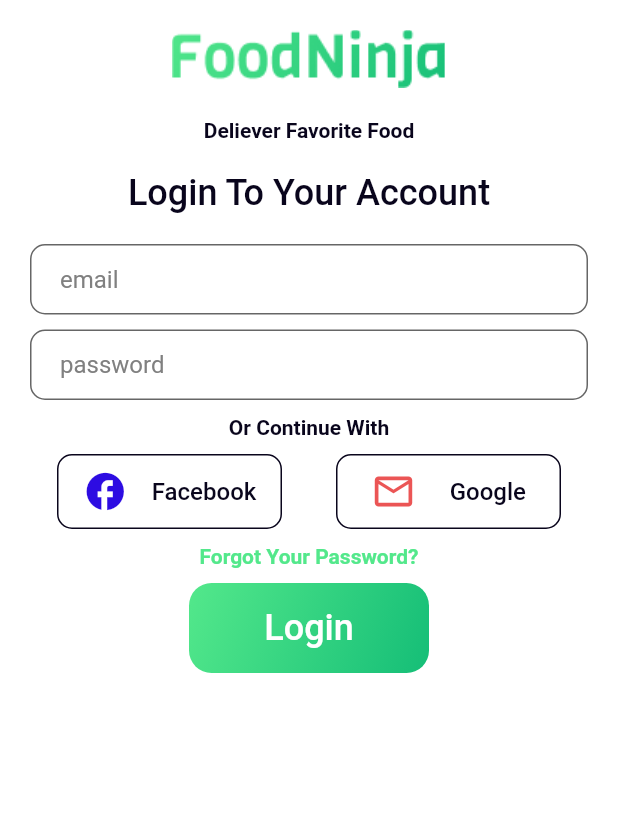
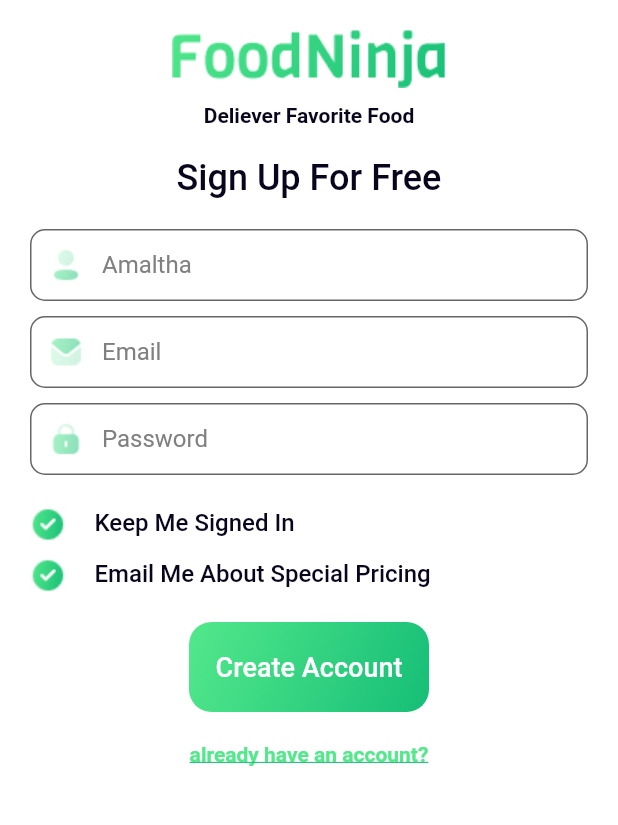
Before and after one commit to prasanjitha/food-ninja, a Flutter app: the screen it shows after launch, on a phone screen of 412 x 824 dp, the part 239-1064 px from its top. Run offline on Flutter 3.47's test engine with Material 2 defaults, Android fonts, the phone set to English and light mode, and no system bars; our stand-ins replace bloc, flutter_bloc.

Commit message:
sign up screen implementation

```diff
--- a/lib/main.dart
+++ b/lib/main.dart
@@ -6,6 +6,7 @@ import 'views/onboarding_screens/onboarding_screen_one.dart';
 import 'views/onboarding_screens/onboarding_screen_three.dart';
 import 'views/onboarding_screens/onboarding_screen_two.dart';
 import 'views/signIn_page/sign_in_page_provider.dart';
+import 'views/sign_up_page/sign_up_page_provider.dart';
 
 void main() {
   runApp(const MyApp());
@@ -22,7 +23,7 @@ class MyApp extends StatelessWidget {
       onGenerateRoute: router.generateRoute,
       theme: CustomThemes.lightTheme(context),
       // initialRoute: OBScreenOneRoute,
-      home: SignINPageProvider(),
+      home: SignUpPageProvider(),
     );
   }
 }
--- a/lib/router/router.dart
+++ b/lib/router/router.dart
@@ -4,6 +4,8 @@ import 'package:food_ninja/views/onboarding_screens/onboarding_screen_one.dart';
 import 'package:food_ninja/views/onboarding_screens/onboarding_screen_three.dart';
 import 'package:food_ninja/views/onboarding_screens/onboarding_screen_two.dart';
 import 'package:food_ninja/views/signIn_page/sign_in_page_provider.dart';
+
+import '../views/sign_up_page/sign_up_page_provider.dart';
 
 Route<dynamic> generateRoute(RouteSettings settings) {
   switch (settings.name) {
@@ -26,6 +28,10 @@ Route<dynamic> generateRoute(RouteSettings settings) {
       return MaterialPageRoute(
         builder: ((context) => SignINPageProvider()),
       );
+    case SignUpRoute:
+      return MaterialPageRoute(
+        builder: ((context) => SignUpPageProvider()),
+      );
     default:
       return MaterialPageRoute(
         builder: ((context) => const OBScreenOne()),
--- a/lib/router/routing_constant.dart
+++ b/lib/router/routing_constant.dart
@@ -4,3 +4,4 @@ const String OBScreenOneRoute = '/';
 const String OBScreenTwoRoute = 'obScreenTwo';
 const String OBScreenThreeRoute = 'obScreenThree';
 const String SignInRoute = 'signIn';
+const String SignUpRoute = 'signUp';
--- a/lib/views/onboarding_screens/onboarding_screen_three.dart
+++ b/lib/views/onboarding_screens/onboarding_screen_three.dart
@@ -42,7 +42,7 @@ class OBScreenThree extends StatelessWidget {
             ),
             CustomButton(
               tap: () {
-                Navigator.popAndPushNamed(context, OBScreenOneRoute);
+                Navigator.popAndPushNamed(context, SignInRoute);
               },
             )
           ],
--- a/lib/views/signIn_page/sign_in_page_view.dart
+++ b/lib/views/signIn_page/sign_in_page_view.dart
@@ -99,6 +99,7 @@ class _SignINPageViewState extends State<SignINPageView> {
             ),
           ),
         ),
-    ));
+      ),
+    );
   }
 }
--- /dev/null
+++ b/lib/views/sign_up_page/sign_up_page_bloc.dart
@@ -0,0 +1,8 @@
+import 'package:bloc/bloc.dart';
+import 'package:flutter/material.dart';
+import 'sign_up_page_event.dart';
+import 'sign_up_page_state.dart';
+
+class SignUpPageBloc extends Bloc<SignUpPageEvent, SignUpPageState> {
+  SignUpPageBloc(BuildContext context) : super(SignUpPageState.initialState);
+}
--- /dev/null
+++ b/lib/views/sign_up_page/sign_up_page_event.dart
@@ -0,0 +1,4 @@
+import 'package:flutter/foundation.dart';
+
+@immutable
+abstract class SignUpPageEvent {}
--- /dev/null
+++ b/lib/views/sign_up_page/sign_up_page_provider.dart
@@ -0,0 +1,14 @@
+import 'package:flutter/foundation.dart';
+import 'package:flutter_bloc/flutter_bloc.dart';
+
+import 'sign_up_page_bloc.dart';
+import 'sign_up_page_view.dart';
+
+class SignUpPageProvider extends BlocProvider<SignUpPageBloc> {
+  SignUpPageProvider({Key? key})
+      : super(
+          key: key,
+          create: (context) => SignUpPageBloc(context),
+          child: const SignUpPageView(),
+        );
+}
--- /dev/null
+++ b/lib/views/sign_up_page/sign_up_page_state.dart
@@ -0,0 +1,22 @@
+import 'package:flutter/foundation.dart';
+
+@immutable
+class SignUpPageState {
+  final String error;
+
+  const SignUpPageState({
+    required this.error,
+  });
+
+  static SignUpPageState get initialState {
+    return const SignUpPageState(error: '');
+  }
+
+  SignUpPageState clone({
+    String? error,
+  }) {
+    return SignUpPageState(
+      error: error ?? this.error,
+    );
+  }
+}
--- /dev/null
+++ b/lib/views/sign_up_page/sign_up_page_view.dart
@@ -0,0 +1,107 @@
+import 'package:flutter/material.dart';
+import 'package:food_ninja/widgets/activate_title.dart';
+
+import '../../themes/custom_colors.dart';
+import '../../widgets/custom_button.dart';
+import '../../widgets/custom_icon_button.dart';
+import '../../widgets/custom_text_field.dart';
+
+class SignUpPageView extends StatefulWidget {
+  const SignUpPageView({Key? key}) : super(key: key);
+
+  @override
+  _SignUpPageViewState createState() => _SignUpPageViewState();
+}
+
+class _SignUpPageViewState extends State<SignUpPageView> {
+  @override
+  Widget build(BuildContext context) {
+    return Scaffold(
+      body: SingleChildScrollView(
+        child: Center(
+          child: Padding(
+            padding: const EdgeInsets.all(20.0),
+            child: Column(
+              children: [
+                Image.asset(
+                  'assets/images/Logo.png',
+                ),
+                const SizedBox(
+                  height: 20.0,
+                ),
+                Image.asset(
+                  'assets/images/FoodNinja.png',
+                ),
+                const SizedBox(
+                  height: 10.0,
+                ),
+                Text(
+                  'Deliever Favorite Food',
+                  style: Theme.of(context).textTheme.headline5,
+                ),
+                const SizedBox(
+                  height: 20.0,
+                ),
+                Text(
+                  'Sign Up For Free',
+                  style: Theme.of(context).textTheme.headline3,
+                  textAlign: TextAlign.center,
+                ),
+                const SizedBox(
+                  height: 20.0,
+                ),
+                CustomTextFormField(
+                  prefixIconPath: 'assets/icons/Profile.png',
+                  hintText: 'Amaltha',
+                ),
+                const SizedBox(
+                  height: 10.0,
+                ),
+                CustomTextFormField(
+                  prefixIconPath: 'assets/icons/Message.png',
+                  hintText: 'Email',
+                ),
+                const SizedBox(
+                  height: 10.0,
+                ),
+                CustomTextFormField(
+                  prefixIconPath: 'assets/icons/Lock.png',
+                  hintText: 'Password',
+                  obscureText: true,
+                ),
+                const SizedBox(
+                  height: 20.0,
+                ),
+                const ActivateTitle(title: 'Keep Me Signed In'),
+                const SizedBox(
+                  height: 10.0,
+                ),
+                const ActivateTitle(title: 'Email Me About Special Pricing'),
+                const SizedBox(
+                  height: 20.0,
+                ),
+                CustomButton(
+                  text: 'Create Account',
+                  tap: () {},
+                  fontSize: 18.0,
+                ),
+                const SizedBox(
+                  height: 20.0,
+                ),
+                Text(
+                  'already have an account?',
+                  style: Theme.of(context).textTheme.headline5!.copyWith(
+                        color: CustomColors.LIGHTGREEN,
+                        decoration: TextDecoration.underline,
+                        decorationColor: CustomColors.DARKGREEN,
+                        decorationThickness: 1,
+                      ),
+                ),
+              ],
+            ),
+          ),
+        ),
+      ),
+    );
+  }
+}
--- /dev/null
+++ b/lib/widgets/activate_title.dart
@@ -0,0 +1,27 @@
+import 'package:flutter/material.dart';
+
+import '../themes/custom_colors.dart';
+
+class ActivateTitle extends StatelessWidget {
+  final String title;
+  const ActivateTitle({Key? key, required this.title}) : super(key: key);
+
+  @override
+  Widget build(BuildContext context) {
+    return Row(
+      children: [
+        Image.asset('assets/icons/CheckIcon.png'),
+        const SizedBox(
+          width: 20.0,
+        ),
+        Text(
+          title,
+          style: Theme.of(context)
+              .textTheme
+              .headline4!
+              .copyWith(color: CustomColors.ONSURFACE),
+        ),
+      ],
+    );
+  }
+}
--- a/lib/widgets/custom_button.dart
+++ b/lib/widgets/custom_button.dart
@@ -5,10 +5,12 @@ import '../themes/custom_colors.dart';
 class CustomButton extends StatelessWidget {
   final VoidCallback tap;
   final String text;
+  final double fontSize;
   const CustomButton({
     Key? key,
     required this.tap,
     this.text = 'Next',
+    this.fontSize = 24.0,
   }) : super(key: key);
 
   @override
@@ -31,6 +33,7 @@ class CustomButton extends StatelessWidget {
             text,
             style: Theme.of(context).textTheme.headline3!.copyWith(
                   color: CustomColors.BACKGROUND,
+                  fontSize: fontSize,
                 ),
           ),
         ),
--- a/lib/widgets/custom_text_field.dart
+++ b/lib/widgets/custom_text_field.dart
@@ -4,7 +4,14 @@ import '../themes/custom_colors.dart';
 
 class CustomTextFormField extends StatefulWidget {
   final String hintText;
-  CustomTextFormField({Key? key, required this.hintText}) : super(key: key);
+  final String prefixIconPath;
+  final bool obscureText;
+  CustomTextFormField({
+    Key? key,
+    required this.hintText,
+    this.prefixIconPath = '',
+    this.obscureText = false,
+  }) : super(key: key);
 
   @override
   State<CustomTextFormField> createState() => _CustomTextFormFieldState();
@@ -14,8 +21,11 @@ class _CustomTextFormFieldState extends State<CustomTextFormField> {
   @override
   Widget build(BuildContext context) {
     return TextFormField(
-      obscureText: false,
+      obscureText: widget.obscureText,
       decoration: InputDecoration(
+        prefixIcon: widget.prefixIconPath.isNotEmpty
+            ? Image.asset(widget.prefixIconPath)
+            : const Text(''),
         counterText: "",
         errorStyle: const TextStyle(fontSize: 0.028),
         hintText: widget.hintText,
--- a/pubspec.yaml
+++ b/pubspec.yaml
@@ -63,6 +63,7 @@ flutter:
   # To add assets to your application, add an assets section, like this:
   assets:
   - assets/images/
+  - assets/icons/
   #   - images/a_dot_ham.jpeg
 
   # An image asset can refer to one or more resolution-specific "variants", see
```
Also changed, not shown: assets/icons/CheckIcon.png (added), assets/icons/Lock.png (added), assets/icons/Message.png (added), assets/icons/Profile.png (added). Lines whose indentation alone changed are shown as unchanged.
